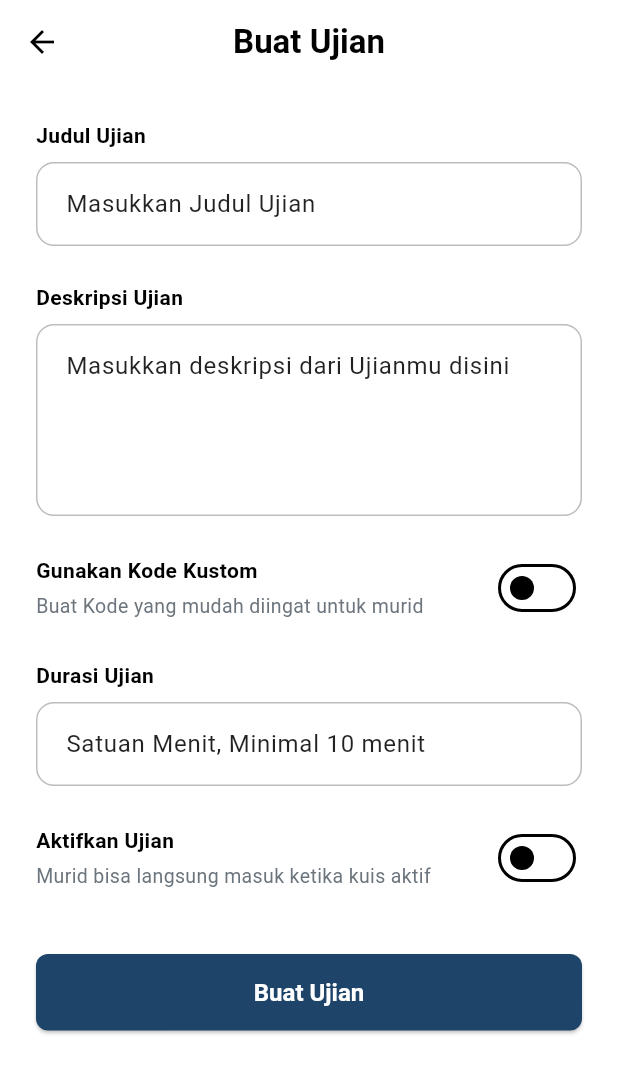
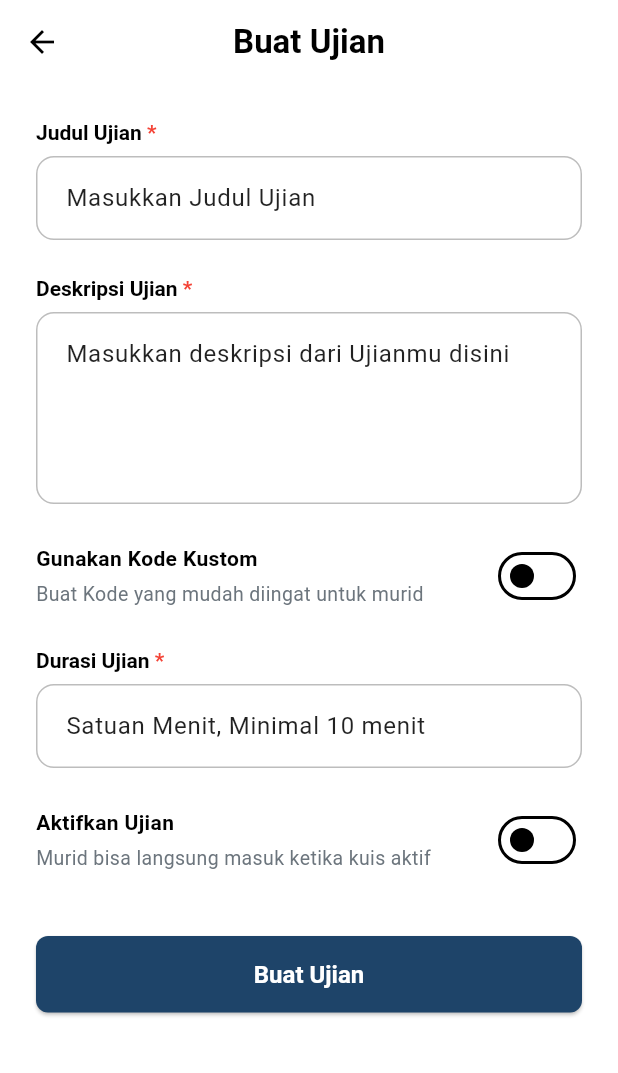
Before and after one commit to abdimas-telkom/getx_mobile, a Flutter app: the TeacherQuizCreateView screen opened by its route, on a phone screen of 412 x 824 dp. Shown: the top 1073 px of the screen. Run offline on Flutter 3.47's test engine with Material 3 defaults, Android fonts, the phone set to English and light mode, and no system bars; our stand-ins replace dio, get, shared_preferences; accounts and stored records are empty; network calls fail.

Commit message:
bugfix & implement small feature

```diff
--- a/lib/app/modules/student_quiz/controllers/student_quiz_controller.dart
+++ b/lib/app/modules/student_quiz/controllers/student_quiz_controller.dart
@@ -188,7 +188,10 @@ class StudentQuizController extends GetxController {
 
     try {
       final res = await StudentQuizService.submitAnswers(quizId, finalPayload);
-      Get.offNamed(Routes.STUDENT_RESULT, arguments: res['attempt_id']);
+      Get.offNamed(
+        Routes.STUDENT_RESULT,
+        arguments: {'attemptId': res['attempt_id'], 'isGuru': false},
+      );
     } catch (e) {
       Get.snackbar('Error', 'Failed to submit quiz: ${e.toString()}');
     } finally {
--- a/lib/app/modules/teacher_add_questions/views/teacher_add_questions_view.dart
+++ b/lib/app/modules/teacher_add_questions/views/teacher_add_questions_view.dart
@@ -1,4 +1,5 @@
 import 'package:flutter/material.dart';
+import 'package:flutter/services.dart';
 import 'package:get/get.dart';
 import 'package:ujian_sd_babakan_ciparay/models/question_type.dart';
 import 'package:ujian_sd_babakan_ciparay/themes/colors.dart';
@@ -108,6 +109,7 @@ class TeacherAddQuestionsView extends GetView<TeacherAddQuestionsController> {
             decoration: InputDecoration(hintText: 'Masukkan teks pertanyaan'),
             maxLines: 3,
           ),
+          isRequired: true,
         ),
         const SizedBox(height: 16),
         TextFormField(
@@ -117,6 +119,7 @@ class TeacherAddQuestionsView extends GetView<TeacherAddQuestionsController> {
             labelText: 'Poin Maksimal untuk Soal ini',
           ),
           keyboardType: TextInputType.number,
+          inputFormatters: [FilteringTextInputFormatter.digitsOnly],
         ),
         const SizedBox(height: 8),
         Text(
--- a/lib/app/modules/teacher_quiz_create/controllers/teacher_quiz_create_controller.dart
+++ b/lib/app/modules/teacher_quiz_create/controllers/teacher_quiz_create_controller.dart
@@ -1,4 +1,5 @@
 import 'package:get/get.dart';
+import 'package:ujian_sd_babakan_ciparay/app/modules/teacher_dashboard/controllers/teacher_dashboard_controller.dart';
 import 'package:ujian_sd_babakan_ciparay/app/routes/app_pages.dart';
 import 'package:ujian_sd_babakan_ciparay/services/teacher_quiz_service.dart';
 
@@ -24,6 +25,8 @@ class TeacherQuizCreateController extends GetxController {
   @override
   void onClose() {
     super.onClose();
+    var parent = Get.find<TeacherDashboardController>();
+    parent.loadQuizzes();
   }
 
   Future<void> submit() async {
@@ -65,6 +68,7 @@ class TeacherQuizCreateController extends GetxController {
                   'quizId': quizId,
                   'quizTitle': quizTitle,
                   'quizCode': quizCode,
+                  'questionCount': 0,
                 },
               )
               as bool?;
--- a/lib/app/modules/teacher_quiz_create/views/teacher_quiz_create_view.dart
+++ b/lib/app/modules/teacher_quiz_create/views/teacher_quiz_create_view.dart
@@ -1,4 +1,5 @@
 import 'package:flutter/material.dart';
+import 'package:flutter/services.dart';
 import 'package:get/get.dart';
 import 'package:ujian_sd_babakan_ciparay/themes/colors.dart';
 import 'package:ujian_sd_babakan_ciparay/widgets/form_field_with_label.dart';
@@ -36,6 +37,7 @@ class TeacherQuizCreateView extends GetView<TeacherQuizCreateController> {
                   onChanged: (v) => controller.title.value = v,
                   decoration: InputDecoration(hintText: 'Masukkan Judul Ujian'),
                 ),
+                isRequired: true,
               ),
               const SizedBox(height: 24),
               FormFieldWithLabel(
@@ -47,6 +49,7 @@ class TeacherQuizCreateView extends GetView<TeacherQuizCreateController> {
                   ),
                   maxLines: 4,
                 ),
+                isRequired: true,
               ),
               const SizedBox(height: 24),
               SwitchRow(
@@ -73,7 +76,9 @@ class TeacherQuizCreateView extends GetView<TeacherQuizCreateController> {
                     hintText: 'Satuan Menit, Minimal 10 menit',
                   ),
                   keyboardType: TextInputType.number,
+                  inputFormatters: [FilteringTextInputFormatter.digitsOnly],
                 ),
+                isRequired: true,
               ),
               const SizedBox(height: 24),
               SwitchRow(
--- a/lib/app/modules/teacher_quiz_details/controllers/teacher_quiz_details_controller.dart
+++ b/lib/app/modules/teacher_quiz_details/controllers/teacher_quiz_details_controller.dart
@@ -42,6 +42,7 @@ class TeacherQuizDetailsController extends GetxController
     loadAttempts();
   }
 
+  @override
   void onClose() {
     tabController.dispose();
     final parent = Get.find<TeacherDashboardController>();
--- a/lib/services/api_client.dart
+++ b/lib/services/api_client.dart
@@ -3,7 +3,7 @@ import 'package:dio/dio.dart';
 class ApiClient {
   static final Dio _dio = Dio(
     BaseOptions(
-      baseUrl: 'http://192.168.1.3:8000/api',
+      baseUrl: 'http://192.168.10.72:8000/api',
       headers: {'Content-Type': 'application/json'},
     ),
   );
--- a/lib/services/auth_service.dart
+++ b/lib/services/auth_service.dart
@@ -39,10 +39,11 @@ class AuthService {
   static Future<Map<String, dynamic>> login(
     String email,
     String password,
+    bool remember,
   ) async {
     final resp = await ApiClient.instance.post(
       '/login',
-      data: {'email': email, 'password': password},
+      data: {'email': email, 'password': password, 'remember': remember},
     );
     final data = Map<String, dynamic>.from(resp.data);
     final token = data['token'] as String;
--- a/lib/services/teacher_quiz_service.dart
+++ b/lib/services/teacher_quiz_service.dart
@@ -109,4 +109,9 @@ class TeacherQuizService {
     );
     return resp.data;
   }
+
+  static Future<Map<String, dynamic>> getResults(int attemptId) async {
+    final resp = await ApiClient.instance.get('/teacher/attempts/$attemptId');
+    return resp.data;
+  }
 }
--- a/lib/widgets/form_field_with_label.dart
+++ b/lib/widgets/form_field_with_label.dart
@@ -1,11 +1,31 @@
 import 'package:flutter/material.dart';
 import 'package:ujian_sd_babakan_ciparay/themes/text_styles.dart';
 
-Widget FormFieldWithLabel({required String label, required Widget child}) {
+Widget FormFieldWithLabel({
+  required String label,
+  required Widget child,
+  bool isRequired = false,
+}) {
   return Column(
     crossAxisAlignment: CrossAxisAlignment.start,
     children: [
-      Text(label, style: formLabel),
+      isRequired
+          ? RichText(
+              text: TextSpan(
+                text: label,
+                style: formLabel,
+                children: const [
+                  TextSpan(
+                    text: ' *',
+                    style: TextStyle(
+                      color: Colors.red,
+                      fontWeight: FontWeight.bold,
+                    ),
+                  ),
+                ],
+              ),
+            )
+          : Text(label, style: formLabel),
       const SizedBox(height: 8),
       child,
     ],
--- a/lib/widgets/quiz_card.dart
+++ b/lib/widgets/quiz_card.dart
@@ -5,7 +5,7 @@ import 'package:ujian_sd_babakan_ciparay/themes/text_styles.dart';
 Widget QuizCard({required dynamic quiz, required VoidCallback onTap}) {
   final title = quiz['title'] ?? 'Tanpa Judul';
   final code = quiz['code'] ?? 'N/A';
-  final questionCount = quiz['question_count'] ?? 0;
+  final questionCount = quiz['questions_count'] ?? 0;
 
   return GestureDetector(
     onTap: onTap,
```
Also changed, not shown: lib/app/modules/auth/controllers/auth_controller.dart (+7 -1 lines), lib/app/modules/auth/views/auth_view.dart (+66 -13 lines), lib/app/modules/student_dashboard/controllers/student_dashboard_controller.dart (+23 -1 lines), lib/app/modules/student_result/bindings/student_result_binding.dart (+7 -2 lines), lib/app/modules/student_result/controllers/student_result_controller.dart (+19 -3 lines), lib/app/modules/student_result/views/student_result_view.dart (+8 -6 lines), lib/services/student_quiz_service.dart (+5 -3 lines), lib/widgets/attempt_card.dart (+22 -3 lines).
